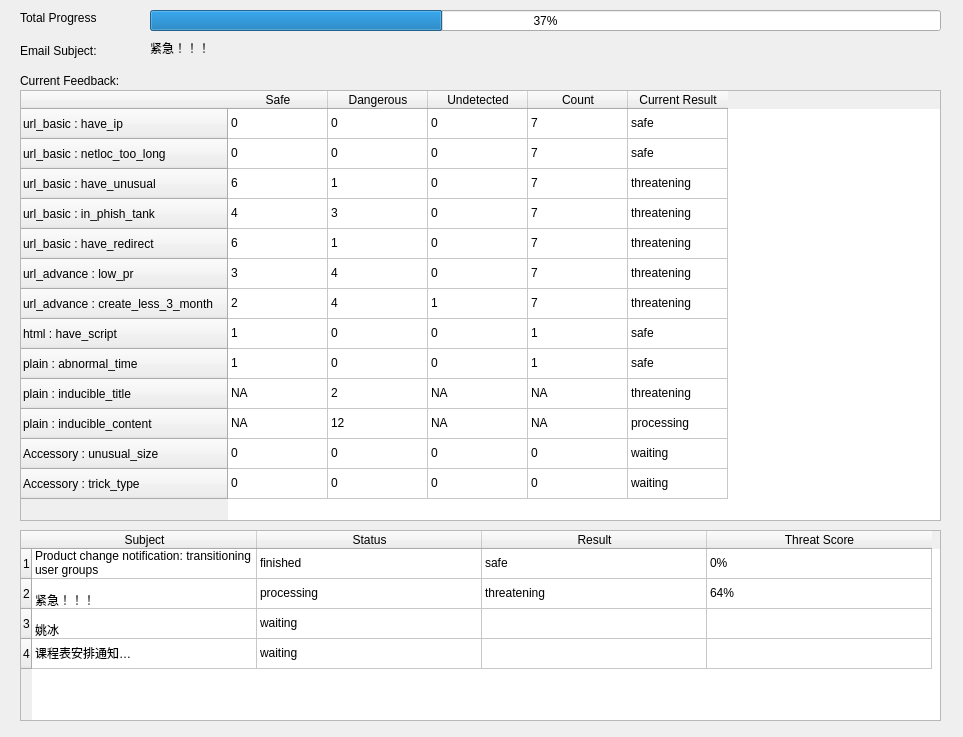
Old version of the form ui/view/DetectReport.ui in the repository LunziQwQ/Phishing-email-filter.
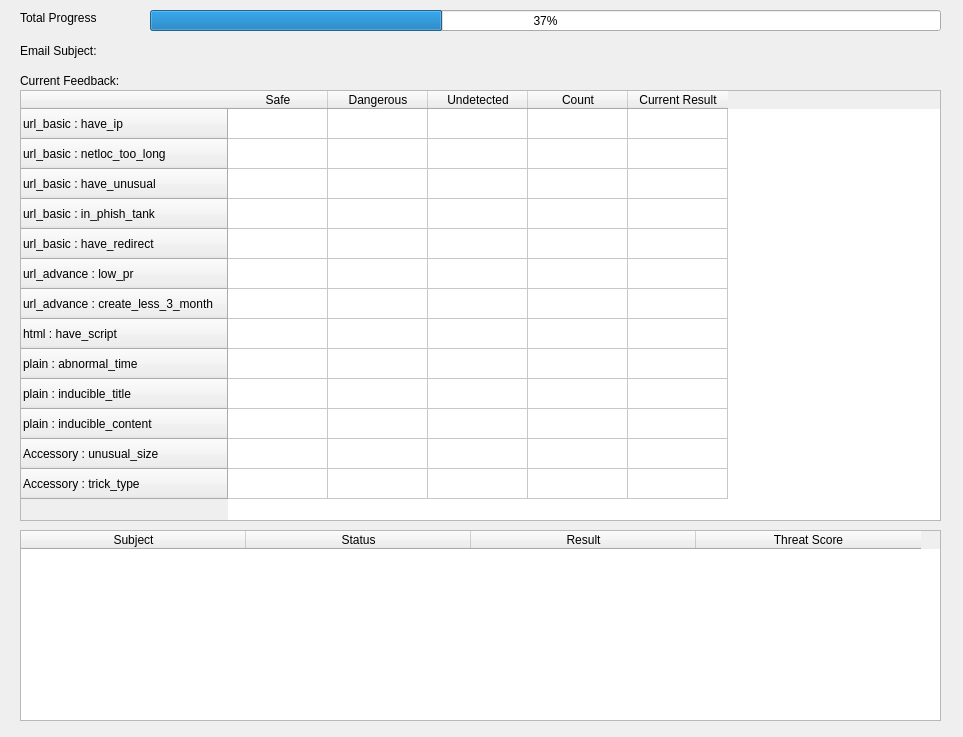
New version of the form.

Commit message: delete fake date from DetectReport.ui

```diff
--- a/ui/view/DetectReport.ui
+++ b/ui/view/DetectReport.ui
@@ -63,26 +63,6 @@
    <attribute name="horizontalHeaderDefaultSectionSize">
     <number>225</number>
    </attribute>
-   <row>
-    <property name="text">
-     <string>1</string>
-    </property>
-   </row>
-   <row>
-    <property name="text">
-     <string>2</string>
-    </property>
-   </row>
-   <row>
-    <property name="text">
-     <string>3</string>
-    </property>
-   </row>
-   <row>
-    <property name="text">
-     <string>4</string>
-    </property>
-   </row>
    <column>
     <property name="text">
      <string>Subject</string>
@@ -108,69 +88,6 @@
      <string>Threat Score</string>
     </property>
    </column>
-   <item row="0" column="0">
-    <property name="text">
-     <string>Product change notification: transitioning user groups</string>
-    </property>
-   </item>
-   <item row="0" column="1">
-    <property name="text">
-     <string>finished</string>
-    </property>
-   </item>
-   <item row="0" column="2">
-    <property name="text">
-     <string>safe</string>
-    </property>
-   </item>
-   <item row="0" column="3">
-    <property name="text">
-     <string>0%</string>
-    </property>
-   </item>
-   <item row="1" column="0">
-    <property name="text">
-     <string>
-紧急！！！</string>
-    </property>
-   </item>
-   <item row="1" column="1">
-    <property name="text">
-     <string>processing</string>
-    </property>
-   </item>
-   <item row="1" column="2">
-    <property name="text">
-     <string>threatening</string>
-    </property>
-   </item>
-   <item row="1" column="3">
-    <property name="text">
-     <string>64%</string>
-    </property>
-   </item>
-   <item row="2" column="0">
-    <property name="text">
-     <string>
-姚冰</string>
-    </property>
-   </item>
-   <item row="2" column="1">
-    <property name="text">
-     <string>waiting</string>
-    </property>
-   </item>
-   <item row="3" column="0">
-    <property name="text">
-     <string>课程表安排通知
-</string>
-    </property>
-   </item>
-   <item row="3" column="1">
-    <property name="text">
-     <string>waiting</string>
-    </property>
-   </item>
   </widget>
   <widget class="QLabel" name="current_feedback_label">
    <property name="geometry">
@@ -295,327 +212,327 @@
    </column>
    <item row="0" column="0">
     <property name="text">
-     <string>0</string>
+     <string/>
     </property>
    </item>
    <item row="0" column="1">
     <property name="text">
-     <string>0</string>
+     <string/>
     </property>
    </item>
    <item row="0" column="2">
     <property name="text">
-     <string>0</string>
+     <string/>
     </property>
    </item>
    <item row="0" column="3">
     <property name="text">
-     <string>7</string>
+     <string/>
     </property>
    </item>
    <item row="0" column="4">
     <property name="text">
-     <string>safe</string>
+     <string/>
     </property>
    </item>
    <item row="1" column="0">
     <property name="text">
-     <string>0</string>
+     <string/>
     </property>
    </item>
    <item row="1" column="1">
     <property name="text">
-     <string>0</string>
+     <string/>
     </property>
    </item>
    <item row="1" column="2">
     <property name="text">
-     <string>0</string>
+     <string/>
     </property>
    </item>
    <item row="1" column="3">
     <property name="text">
-     <string>7</string>
+     <string/>
     </property>
    </item>
    <item row="1" column="4">
     <property name="text">
-     <string>safe</string>
+     <string/>
     </property>
    </item>
    <item row="2" column="0">
     <property name="text">
-     <string>6</string>
+     <string/>
     </property>
    </item>
    <item row="2" column="1">
     <property name="text">
-     <string>1</string>
+     <string/>
     </property>
    </item>
    <item row="2" column="2">
     <property name="text">
-     <string>0</string>
+     <string/>
     </property>
    </item>
    <item row="2" column="3">
     <property name="text">
-     <string>7</string>
+     <string/>
     </property>
    </item>
    <item row="2" column="4">
     <property name="text">
-     <string>threatening</string>
+     <string/>
     </property>
    </item>
    <item row="3" column="0">
     <property name="text">
-     <string>4</string>
+     <string/>
     </property>
    </item>
    <item row="3" column="1">
     <property name="text">
-     <string>3</string>
+     <string/>
     </property>
    </item>
    <item row="3" column="2">
     <property name="text">
-     <string>0</string>
+     <string/>
     </property>
    </item>
    <item row="3" column="3">
     <property name="text">
-     <string>7</string>
+     <string/>
     </property>
    </item>
    <item row="3" column="4">
     <property name="text">
-     <string>threatening</string>
+     <string/>
     </property>
    </item>
    <item row="4" column="0">
     <property name="text">
-     <string>6</string>
+     <string/>
     </property>
    </item>
    <item row="4" column="1">
     <property name="text">
-     <string>1</string>
+     <string/>
     </property>
    </item>
    <item row="4" column="2">
     <property name="text">
-     <string>0</string>
+     <string/>
     </property>
    </item>
    <item row="4" column="3">
     <property name="text">
-     <string>7</string>
+     <string/>
     </property>
    </item>
    <item row="4" column="4">
     <property name="text">
-     <string>threatening</string>
+     <string/>
     </property>
    </item>
    <item row="5" column="0">
     <property name="text">
-     <string>3</string>
+     <string/>
     </property>
    </item>
    <item row="5" column="1">
     <property name="text">
-     <string>4</string>
+     <string/>
     </property>
    </item>
    <item row="5" column="2">
     <property name="text">
-     <string>0</string>
+     <string/>
     </property>
    </item>
    <item row="5" column="3">
     <property name="text">
-     <string>7</string>
+     <string/>
     </property>
    </item>
    <item row="5" column="4">
     <property name="text">
-     <string>threatening</string>
+     <string/>
     </property>
    </item>
    <item row="6" column="0">
     <property name="text">
-     <string>2</string>
+     <string/>
     </property>
    </item>
    <item row="6" column="1">
     <property name="text">
-     <string>4</string>
+     <string/>
     </property>
    </item>
    <item row="6" column="2">
     <property name="text">
-     <string>1</string>
+     <string/>
     </property>
    </item>
    <item row="6" column="3">
     <property name="text">
-     <string>7</string>
+     <string/>
     </property>
    </item>
    <item row="6" column="4">
     <property name="text">
-     <string>threatening</string>
+     <string/>
     </property>
    </item>
    <item row="7" column="0">
     <property name="text">
-     <string>1</string>
+     <string/>
     </property>
    </item>
    <item row="7" column="1">
     <property name="text">
-     <string>0</string>
+     <string/>
     </property>
    </item>
    <item row="7" column="2">
     <property name="text">
-     <string>0</string>
+     <string/>
     </property>
    </item>
    <item row="7" column="3">
     <property name="text">
-     <string>1</string>
+     <string/>
     </property>
    </item>
    <item row="7" column="4">
     <property name="text">
-     <string>safe</string>
+     <string/>
     </property>
    </item>
    <item row="8" column="0">
     <property name="text">
-     <string>1</string>
+     <string/>
     </property>
    </item>
    <item row="8" column="1">
     <property name="text">
-     <string>0</string>
+     <string/>
     </property>
    </item>
    <item row="8" column="2">
     <property name="text">
-     <string>0</string>
+     <string/>
     </property>
    </item>
    <item row="8" column="3">
     <property name="text">
-     <string>1</string>
+     <string/>
     </property>
    </item>
    <item row="8" column="4">
     <property name="text">
-     <string>safe</string>
+     <string/>
     </property>
    </item>
    <item row="9" column="0">
     <property name="text">
-     <string>NA</string>
+     <string/>
     </property>
    </item>
    <item row="9" column="1">
     <property name="text">
-     <string>2</string>
+     <string/>
     </property>
    </item>
    <item row="9" column="2">
     <property name="text">
-     <string>NA</string>
+     <string/>
     </property>
    </item>
    <item row="9" column="3">
     <property name="text">
-     <string>NA</string>
+     <string/>
     </property>
    </item>
    <item row="9" column="4">
     <property name="text">
-     <string>threatening</string>
+     <string/>
     </property>
    </item>
    <item row="10" column="0">
     <property name="text">
-     <string>NA</string>
+     <string/>
     </property>
    </item>
    <item row="10" column="1">
     <property name="text">
-     <string>12</string>
+     <string/>
     </property>
    </item>
    <item row="10" column="2">
     <property name="text">
-     <string>NA</string>
+     <string/>
     </property>
    </item>
    <item row="10" column="3">
     <property name="text">
-     <string>NA</string>
+     <string/>
     </property>
    </item>
    <item row="10" column="4">
     <property name="text">
-     <string>processing</string>
+     <string/>
     </property>
    </item>
    <item row="11" column="0">
     <property name="text">
-     <string>0</string>
+     <string/>
     </property>
    </item>
    <item row="11" column="1">
     <property name="text">
-     <string>0</string>
+     <string/>
     </property>
    </item>
    <item row="11" column="2">
     <property name="text">
-     <string>0</string>
+     <string/>
     </property>
    </item>
    <item row="11" column="3">
     <property name="text">
-     <string>0</string>
+     <string/>
     </property>
    </item>
    <item row="11" column="4">
     <property name="text">
-     <string>waiting</string>
+     <string/>
     </property>
    </item>
    <item row="12" column="0">
     <property name="text">
-     <string>0</string>
+     <string/>
     </property>
    </item>
    <item row="12" column="1">
     <property name="text">
-     <string>0</string>
+     <string/>
     </property>
    </item>
    <item row="12" column="2">
     <property name="text">
-     <string>0</string>
+     <string/>
     </property>
    </item>
    <item row="12" column="3">
     <property name="text">
-     <string>0</string>
+     <string/>
     </property>
    </item>
    <item row="12" column="4">
     <property name="text">
-     <string>waiting</string>
+     <string/>
     </property>
    </item>
   </widget>
@@ -629,7 +546,7 @@
     </rect>
    </property>
    <property name="text">
-    <string>紧急！！！</string>
+    <string/>
    </property>
   </widget>
   <widget class="QLabel" name="email_subject_label">
```
The commit also changes 1 other file.
